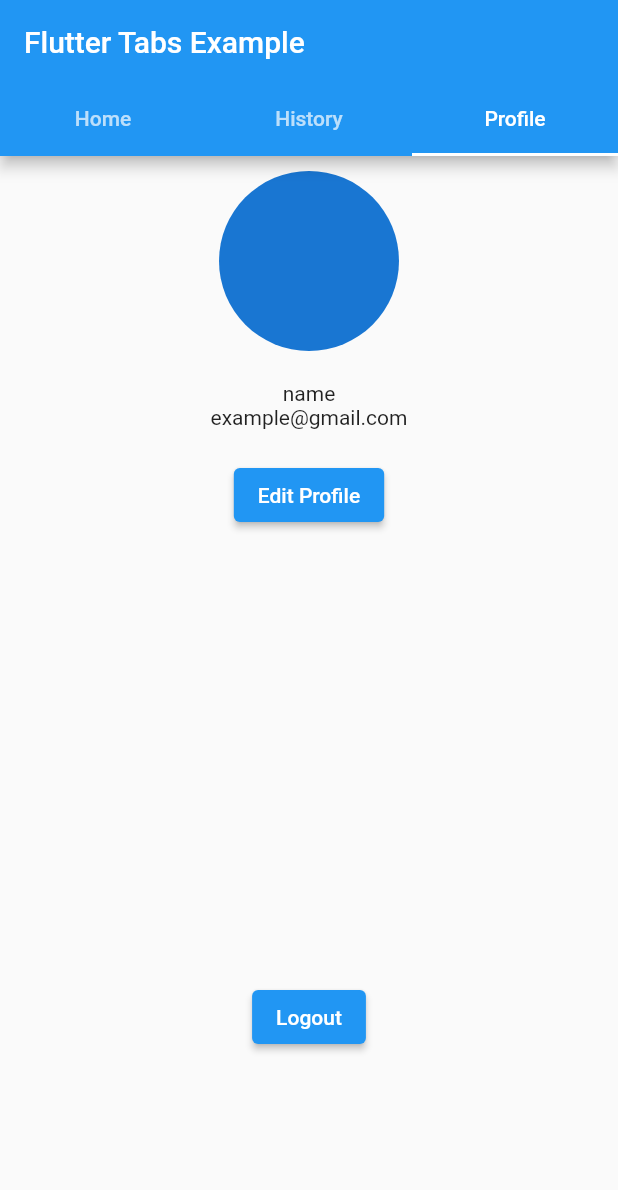
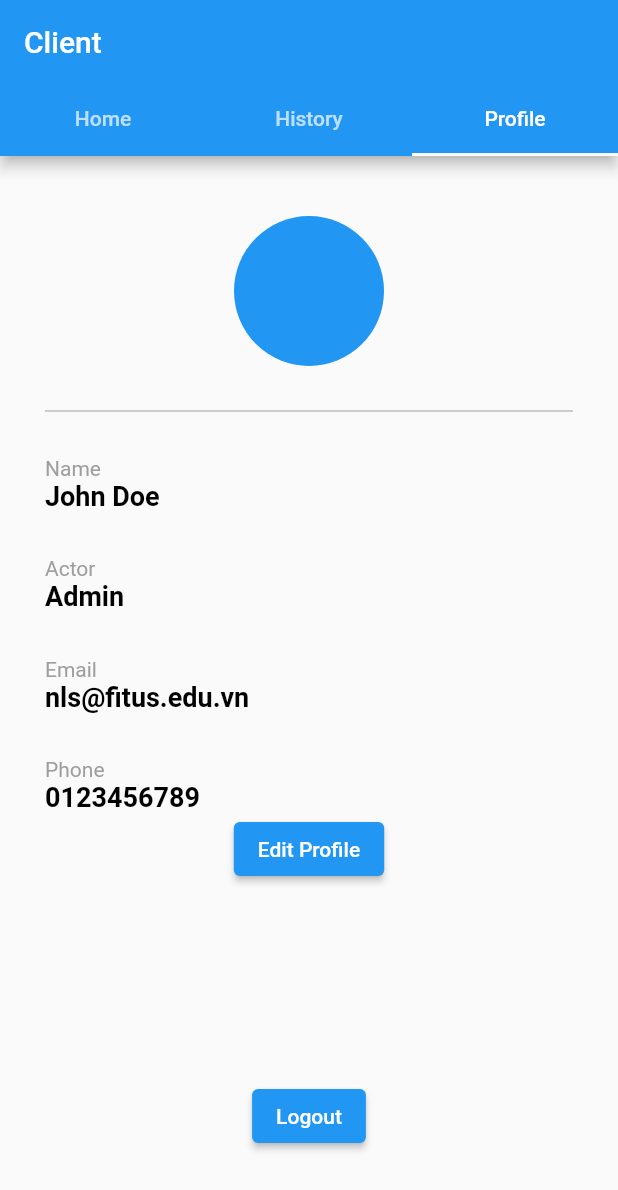
Before and after one commit to young159357/fitus-hotel-manage, a Flutter app: the screen it shows after launch, tab 3 chosen, on a phone screen of 412 x 824 dp. Shown: the top 1190 px of the screen. Run offline on Flutter 3.47's test engine with Material 2 defaults, Android fonts, the phone set to English and light mode, and no system bars.

Commit message:
Staff screen, book room screen

```diff
--- a/src/hotel_app/lib/Client.dart
+++ b/src/hotel_app/lib/Client.dart
@@ -29,7 +29,7 @@ class MyHomePage extends StatelessWidget {
                 Tab(text: "Profile"),
               ],
             ),
-            title: const Text('Flutter Tabs Example'),
+            title: const Text('Client'),
           ),
           body: const TabBarView(
             children: [homeScreen(), historyScreen(), profileScreen()],
@@ -84,7 +84,12 @@ class _homeScreen extends State<homeScreen> {
                           mainAxisAlignment: MainAxisAlignment.spaceEvenly,
                           children: <Widget>[
                             Text("description"),
-                            Text("detail"),
+                            ElevatedButton(
+                                onPressed: () => Navigator.of(context).push(
+                                    MaterialPageRoute(
+                                        builder: (context) =>
+                                            const bookRoomScreen())),
+                                child: Text("Detail")),
                           ],
                         ),
                       ),
@@ -112,28 +117,106 @@ class _profileScreen extends State<profileScreen> {
     return Scaffold(
         body: Center(
       child: Container(
-        padding: EdgeInsets.all(10),
+        padding: const EdgeInsets.fromLTRB(30, 40, 30, 0),
         child: Column(
+          crossAxisAlignment: CrossAxisAlignment.start,
+          // ignore: prefer_const_literals_to_create_immutables
           children: <Widget>[
-            CircleAvatar(
-              radius: 60,
+            const Center(
+              child: CircleAvatar(
+                backgroundColor: Colors.blue,
+                radius: 50,
+              ),
             ),
-            SizedBox(
-              height: 20,
+            const Divider(
+              height: 60,
+              color: Colors.grey,
             ),
-            Text("name"),
-            Text("example@gmail.com"),
-            SizedBox(
-              height: 20,
+            const Text(
+              'Name',
+              style: TextStyle(
+                color: Colors.grey,
+              ),
             ),
-            ElevatedButton(
-                onPressed: () => Navigator.of(context).push(MaterialPageRoute(
-                    builder: (context) => const updateProfileScreen())),
-                child: Text("Edit Profile")),
-            SizedBox(
-              height: 300,
+            const Text(
+              'John Doe',
+              style: TextStyle(
+                color: Colors.black,
+                fontWeight: FontWeight.bold,
+                fontSize: 18,
+              ),
             ),
-            ElevatedButton(onPressed: () {}, child: Text("Logout"))
+            const SizedBox(
+              height: 30,
+            ),
+            const Text(
+              'Actor',
+              style: TextStyle(
+                color: Colors.grey,
+              ),
+            ),
+            const Text(
+              'Admin',
+              style: TextStyle(
+                color: Colors.black,
+                fontWeight: FontWeight.bold,
+                fontSize: 18,
+              ),
+            ),
+            const SizedBox(
+              height: 30,
+            ),
+            const Text(
+              'Email',
+              style: TextStyle(
+                color: Colors.grey,
+              ),
+            ),
+            const Text(
+              'nls@fitus.edu.vn',
+              style: TextStyle(
+                color: Colors.black,
+                fontWeight: FontWeight.bold,
+                fontSize: 18,
+              ),
+            ),
+            const SizedBox(
+              height: 30,
+            ),
+            const Text(
+              'Phone',
+              style: TextStyle(
+                color: Colors.grey,
+              ),
+            ),
+            const Text(
+              '0123456789',
+              style: TextStyle(
+                color: Colors.black,
+                fontWeight: FontWeight.bold,
+                fontSize: 18,
+              ),
+            ),
+            Center(
+              child: ElevatedButton(
+                  onPressed: () => Navigator.of(context).push(MaterialPageRoute(
+                      builder: (context) => const updateProfileScreen())),
+                  child: const Text("Edit Profile")),
+            ),
+            const SizedBox(
+              height: 130,
+            ),
+            Center(
+              child: ElevatedButton(
+                  onPressed: () {
+                    Navigator.push(
+                      context,
+                      MaterialPageRoute(
+                          builder: (context) => const updateProfileScreen()),
+                    );
+                  },
+                  child: const Text("Logout")),
+            ),
           ],
         ),
       ),
@@ -206,16 +289,62 @@ class _updateProfileScreen extends State<updateProfileScreen> {
 
 class bookRoomScreen extends StatefulWidget {
   const bookRoomScreen({Key? key}) : super(key: key);
-
   @override
   State<bookRoomScreen> createState() => _bookRoomScreen();
 }
 
 class _bookRoomScreen extends State<bookRoomScreen> {
+  List<bool> temp1 = [false, false, false, false, false];
+
+  bool temp = false;
   @override
   Widget build(BuildContext context) {
-    return Container(
-      child: Center(child: Text("hello world")),
+    return Scaffold(
+      appBar: AppBar(
+        backgroundColor: Colors.blue,
+        title: Text("Room"),
+      ),
+      body: Center(
+        child: Container(
+            padding: EdgeInsets.all(10),
+            child: Column(children: <Widget>[
+              Container(
+                height: 150.0,
+                color: Colors.transparent,
+                child: Container(
+                    decoration: BoxDecoration(
+                        color: Colors.green,
+                        borderRadius: BorderRadius.all(Radius.circular(10.0))),
+                    child: new Center(
+                      child: new Text(
+                        "Room image",
+                        style: TextStyle(color: Colors.white, fontSize: 22),
+                        textAlign: TextAlign.center,
+                      ),
+                    )),
+              ),
+              Container(
+                child: Text('description'),
+              ),
+              for (int i = 0; i < 5; i++)
+                CheckboxListTile(
+                  title: Text('Service'),
+                  value: temp1.elementAt(i),
+                  onChanged: ((bool? value) {
+                    setState(() {
+                      temp1[i] = value!;
+                    });
+                  }),
+                ),
+              Container(
+                width: double.infinity,
+                child: ElevatedButton(
+                  onPressed: () {},
+                  child: const Text('Book'),
+                ),
+              ),
+            ])),
+      ),
     );
   }
 }
--- a/src/hotel_app/lib/main.dart
+++ b/src/hotel_app/lib/main.dart
@@ -4,6 +4,6 @@ import 'package:flutter/material.dart';
 import './Client.dart';
 //import './Admin.dart';
 //import './User.dart';
-//import './Staff.dart';
+import './Staff.dart';
 
 void main() => runApp(const ClientScreen());
```
Also changed, not shown: src/hotel_app/lib/Staff.dart (+357 -0 lines).
